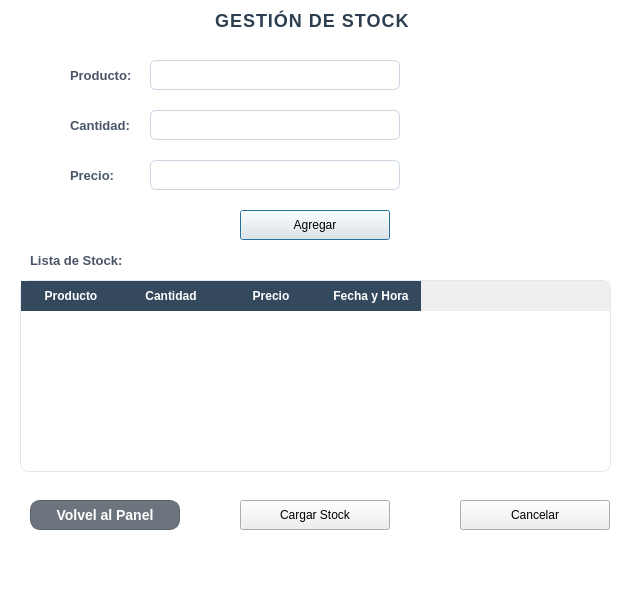
Above: gui/gestion_stock.ui from UTN-BDA-2026/repositorio-grupo-BCCG before the change. Below: the same form after it.
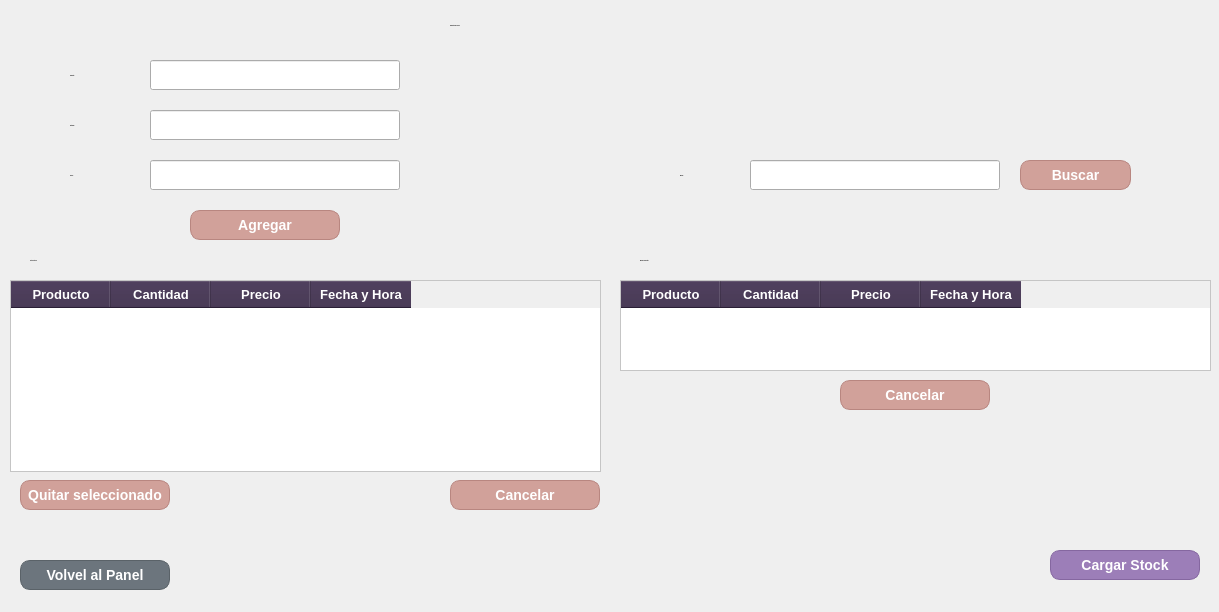
That is the form after the change.

Commit message: agregar scroll area y nuevos botones violetas en el diseño de stock

Diff of the .ui file:
```diff
--- a/gui/gestion_stock.ui
+++ b/gui/gestion_stock.ui
@@ -6,8 +6,8 @@
    <rect>
     <x>0</x>
     <y>0</y>
-    <width>644</width>
-    <height>600</height>
+    <width>1219</width>
+    <height>612</height>
    </rect>
   </property>
   <property name="windowTitle">
@@ -18,10 +18,9 @@
     background-color: #FFFFFF; /* Blanco puro, impecable y brillante */
 }
 
-
-
+/* Título de la ventana (Color violeta oscuro/berenjena para combinar) */
 QLabel#label {
-    color: #2C3E50;
+    color: #3B2A4A; 
     font-size: 18px;
     font-weight: bold;
     letter-spacing: 1px;
@@ -45,21 +44,27 @@
     color: #334155;
 }
 
+/* NUEVO: Al hacer foco para escribir, resalta en tu rosa maquillaje en vez de naranja */
 QLineEdit:focus, QComboBox:focus {
     border: 2px solid #FF9100; /* Resalta en naranja al hacer clic */
 }
 
-/* La Tabla de Usuarios */
+/* La Tabla de la Ventana */
 QTableWidget {
     background-color: #FFFFFF;
-    border: 1px solid #E2E8F0;
+    border: 1px solid #CBD5E1;
     border-radius: 8px;
-    gridline-color: #F1F5F9;
+    gridline-color: #E2E8F0; /* Líneas divisorias más finitas y delicadas */
     font-size: 13px;
+    
+    /* NUEVO: Selección de celdas a tono con los botones rosa */
+    selection-background-color: #D1A19A;
+    selection-color: white;
 }
 
+/* NUEVO: Cabecera violeta oscuro/berenjena para la marca de cosméticos */
 QHeaderView::section {
-    background-color: #334155; /* Cabecera oscura para contraste pro */
+    background-color: #3B2A4A; 
     color: #FFFFFF;
     padding: 6px;
     font-weight: bold;
@@ -68,50 +73,33 @@
 
 /* --- ESTILOS DE LOS BOTONES --- */
 
-/* Botón Crear (Naranja Corporativo) */
+/* Botón Registrar/Crear (Rosa Maquillaje con sus efectos táctiles) */
 QPushButton#btn_registrar {
-    background-color: #FF9100;
+    background-color: #D1A19A;
     color: #FFFFFF;
     border: none;
     border-radius: 6px;
     font-weight: bold;
     font-size: 13px;
+    border: 1px solid #B88680;
 }
 QPushButton#btn_registrar:hover {
     background-color: #FB8C00;
 }
-
-/* Botón Eliminar (Gris/Rojo sutil de advertencia) */
-QPushButton#btn_eliminar {
-    background-color: #FEE2E2; /* Fondo rojo muy clarito */
-    color: #EF4444; /* Texto rojo */
-    border: 1px solid #FCA5A5;
-    border-radius: 6px;
-    font-weight: bold;
-    font-size: 13px;
+QPushButton#btn_registrar:pressed {
+    background-color: #B3817A;
 }
 QPushButton#btn_eliminar:hover {
     background-color: #EF4444;
     color: #FFFFFF;
 }
 
-/* Botón Volver (Estilo elegante y neutro) */
-QPushButton#btn_volver {
-    background-color: #64748B; /* Gris slate */
-    color: #FFFFFF;
-    border: none;
-    border-radius: 6px;
-    font-weight: bold;
-    font-size: 13px;
-}
-QPushButton#btn_volver:hover {
-    background-color: #475569;
-}</string>
+/* Botón Elim</string>
   </property>
   <widget class="QLabel" name="label">
    <property name="geometry">
     <rect>
-     <x>210</x>
+     <x>450</x>
      <y>10</y>
      <width>221</width>
      <height>31</height>
@@ -201,7 +189,7 @@
   <widget class="QPushButton" name="btnAgregar">
    <property name="geometry">
     <rect>
-     <x>240</x>
+     <x>190</x>
      <y>210</y>
      <width>150</width>
      <height>30</height>
@@ -209,12 +197,12 @@
    </property>
    <property name="styleSheet">
     <string notr="true">QPushButton {
-    background-color: #FF9100;
+    background-color: #D1A19A;
     color: white;
     border-radius: 10px;
     font-weight: bold;
     font-size: 14px;
-    border: 1px solid #D47900;
+    border: 1px solid #B88680;
 }
 
 QPushButton:hover {
@@ -222,9 +210,8 @@
 }
 
 QPushButton:pressed {
-    background-color: #CC7400;
-}l
-</string>
+    background-color: #B3817A; 
+}</string>
    </property>
    <property name="text">
     <string>Agregar</string>
@@ -233,20 +220,23 @@
   <widget class="QPushButton" name="btnConfirmar">
    <property name="geometry">
     <rect>
-     <x>240</x>
-     <y>500</y>
+     <x>1050</x>
+     <y>550</y>
      <width>150</width>
      <height>30</height>
     </rect>
    </property>
+   <property name="layoutDirection">
+    <enum>Qt::LeftToRight</enum>
+   </property>
    <property name="styleSheet">
     <string notr="true">QPushButton {
-    background-color: #FF9100;
+    background-color: #9C7EB8;
     color: white;
     border-radius: 10px;
     font-weight: bold;
     font-size: 14px;
-    border: 1px solid #D47900;
+    border: 1px solid #8567A0;
 }
 
 QPushButton:hover {
@@ -254,9 +244,8 @@
 }
 
 QPushButton:pressed {
-    background-color: #CC7400;
-}l
-</string>
+    background-color: #72568B; 
+}</string>
    </property>
    <property name="text">
     <string>Cargar Stock</string>
@@ -285,7 +274,7 @@
   <widget class="QTableWidget" name="tablaStock">
    <property name="geometry">
     <rect>
-     <x>20</x>
+     <x>10</x>
      <y>280</y>
      <width>591</width>
      <height>192</height>
@@ -295,15 +284,16 @@
     <string notr="true">QTableWidget {
     color: black;
     background-color: white;
-    gridline-color: gray;
+    gridline-color: #E2E8F0;
 }
 
 QHeaderView::section {
-    background-color: #34495e;
+    background-color: #3B2A4A;
     color: white;
     font-weight: bold;
-}
-</string>
+    font-size: 13px;
+    padding: 4px;
+}</string>
    </property>
    <column>
     <property name="text">
@@ -329,8 +319,8 @@
   <widget class="QPushButton" name="btnVolver">
    <property name="geometry">
     <rect>
-     <x>30</x>
-     <y>500</y>
+     <x>20</x>
+     <y>560</y>
      <width>150</width>
      <height>30</height>
     </rect>
@@ -380,20 +370,20 @@
   <widget class="QPushButton" name="btnCancelar">
    <property name="geometry">
     <rect>
-     <x>460</x>
-     <y>500</y>
+     <x>450</x>
+     <y>480</y>
      <width>150</width>
      <height>30</height>
     </rect>
    </property>
    <property name="styleSheet">
     <string notr="true">QPushButton {
-    background-color: #FF9100;
+    background-color: #D1A19A;
     color: white;
     border-radius: 10px;
     font-weight: bold;
     font-size: 14px;
-    border: 1px solid #D47900;
+    border: 1px solid #B88680;
 }
 
 QPushButton:hover {
@@ -401,14 +391,201 @@
 }
 
 QPushButton:pressed {
-    background-color: #CC7400;
-}l
-</string>
+    background-color: #B3817A; 
+}</string>
    </property>
    <property name="text">
     <string>Cancelar</string>
    </property>
   </widget>
+  <widget class="QPushButton" name="btnQuitar">
+   <property name="geometry">
+    <rect>
+     <x>20</x>
+     <y>480</y>
+     <width>150</width>
+     <height>30</height>
+    </rect>
+   </property>
+   <property name="styleSheet">
+    <string notr="true">QPushButton {
+    background-color: #D1A19A;
+    color: white;
+    border-radius: 10px;
+    font-weight: bold;
+    font-size: 14px;
+    border: 1px solid #B88680;
+}
+
+QPushButton:hover {
+    background-color: #C29089;
+}
+
+QPushButton:pressed {
+    background-color: #B3817A; 
+}</string>
+   </property>
+   <property name="text">
+    <string>Quitar seleccionado</string>
+   </property>
+  </widget>
+  <widget class="QLineEdit" name="txtProducto_2">
+   <property name="geometry">
+    <rect>
+     <x>750</x>
+     <y>160</y>
+     <width>250</width>
+     <height>30</height>
+    </rect>
+   </property>
+  </widget>
+  <widget class="QLabel" name="label_6">
+   <property name="geometry">
+    <rect>
+     <x>680</x>
+     <y>160</y>
+     <width>61</width>
+     <height>31</height>
+    </rect>
+   </property>
+   <property name="font">
+    <font>
+     <pointsize>-1</pointsize>
+     <weight>75</weight>
+     <bold>true</bold>
+    </font>
+   </property>
+   <property name="text">
+    <string>Buscar:</string>
+   </property>
+  </widget>
+  <widget class="QPushButton" name="btnBuscar">
+   <property name="geometry">
+    <rect>
+     <x>1020</x>
+     <y>160</y>
+     <width>111</width>
+     <height>30</height>
+    </rect>
+   </property>
+   <property name="styleSheet">
+    <string notr="true">QPushButton {
+    background-color: #D1A19A;
+    color: white;
+    border-radius: 10px;
+    font-weight: bold;
+    font-size: 14px;
+    border: 1px solid #B88680;
+}
+
+QPushButton:hover {
+    background-color: #C29089;
+}
+
+QPushButton:pressed {
+    background-color: #B3817A; 
+}</string>
+   </property>
+   <property name="text">
+    <string>Buscar</string>
+   </property>
+  </widget>
+  <widget class="QTableWidget" name="tablaBusqueda">
+   <property name="geometry">
+    <rect>
+     <x>620</x>
+     <y>280</y>
+     <width>591</width>
+     <height>91</height>
+    </rect>
+   </property>
+   <property name="styleSheet">
+    <string notr="true">QTableWidget {
+    color: black;
+    background-color: white;
+    gridline-color: #E2E8F0;
+}
+
+QHeaderView::section {
+    background-color: #3B2A4A;
+    color: white;
+    font-weight: bold;
+    font-size: 13px;
+    padding: 4px;
+}</string>
+   </property>
+   <column>
+    <property name="text">
+     <string>Producto</string>
+    </property>
+   </column>
+   <column>
+    <property name="text">
+     <string>Cantidad</string>
+    </property>
+   </column>
+   <column>
+    <property name="text">
+     <string>Precio</string>
+    </property>
+   </column>
+   <column>
+    <property name="text">
+     <string>Fecha y Hora</string>
+    </property>
+   </column>
+  </widget>
+  <widget class="QPushButton" name="btnCancelar_2">
+   <property name="geometry">
+    <rect>
+     <x>840</x>
+     <y>380</y>
+     <width>150</width>
+     <height>30</height>
+    </rect>
+   </property>
+   <property name="styleSheet">
+    <string notr="true">QPushButton {
+    background-color: #D1A19A;
+    color: white;
+    border-radius: 10px;
+    font-weight: bold;
+    font-size: 14px;
+    border: 1px solid #B88680;
+}
+
+QPushButton:hover {
+    background-color: #C29089;
+}
+
+QPushButton:pressed {
+    background-color: #B3817A; 
+}</string>
+   </property>
+   <property name="text">
+    <string>Cancelar</string>
+   </property>
+  </widget>
+  <widget class="QLabel" name="label_7">
+   <property name="geometry">
+    <rect>
+     <x>640</x>
+     <y>250</y>
+     <width>141</width>
+     <height>21</height>
+    </rect>
+   </property>
+   <property name="font">
+    <font>
+     <pointsize>-1</pointsize>
+     <weight>75</weight>
+     <bold>true</bold>
+    </font>
+   </property>
+   <property name="text">
+    <string>Buscar Productos:</string>
+   </property>
+  </widget>
  </widget>
  <resources/>
  <connections/>
```
Left out of the diff: 14 changed lines with no effect on the pictures.
